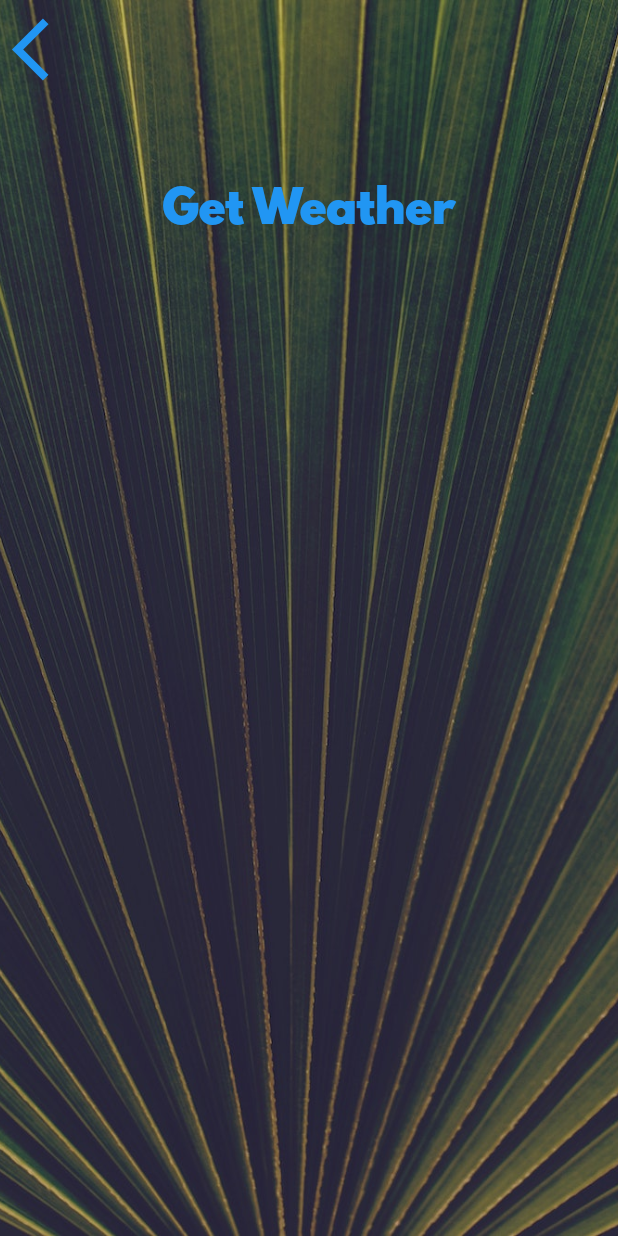
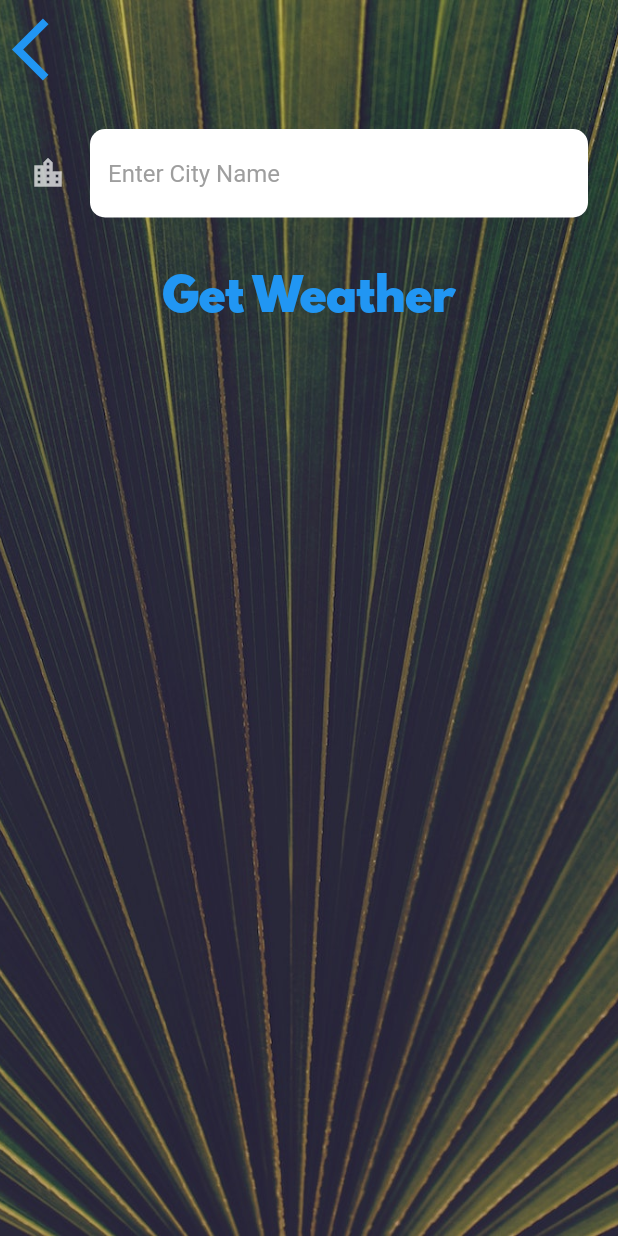
Before and after one commit to edusal100/weather, a Flutter app: the CityScreen screen opened directly, on a phone screen of 412 x 824 dp. Run offline on Flutter 3.47's test engine with Material 2 defaults, Android fonts, the phone set to English and light mode, and no system bars; our stand-ins replace flutter_spinkit, geolocator; network calls fail.

Commit message:
Added cIty weather button UI & back on city screen

```diff
--- a/lib/screens/city_screen.dart
+++ b/lib/screens/city_screen.dart
@@ -9,6 +9,8 @@ class CityScreen extends StatefulWidget {
 }
 
 class _CityScreenState extends State<CityScreen> {
+  late String cityName;
+
   @override
   Widget build(BuildContext context) {
     return Scaffold(
@@ -26,7 +28,9 @@ class _CityScreenState extends State<CityScreen> {
               Align(
                 alignment: Alignment.topLeft,
                 child: TextButton(
-                  onPressed: () {},
+                  onPressed: () {
+                    Navigator.of(context).pop();
+                  },
                   child: const Icon(
                     Icons.arrow_back_ios,
                     size: 50.0,
@@ -35,10 +39,19 @@ class _CityScreenState extends State<CityScreen> {
               ),
               Container(
                 padding: const EdgeInsets.all(20.0),
-                child: null,
+                child: TextField(
+                  style: const TextStyle(color: Colors.black),
+                  decoration: kTextFieldInputDecoration,
+                  onChanged: (value) {
+                    // ignore: avoid_print
+                    cityName = value;
+                  },
+                ),
               ),
               TextButton(
-                onPressed: () {},
+                onPressed: () {
+                  Navigator.of(context).pop(cityName);
+                },
                 child: const Text(
                   'Get Weather',
                   style: kButtonTextStyle,
--- a/lib/utilities/constants.dart
+++ b/lib/utilities/constants.dart
@@ -18,3 +18,19 @@ const kButtonTextStyle = TextStyle(
 const kConditionTextStyle = TextStyle(
   fontSize: 100.0,
 );
+
+const kTextFieldInputDecoration = InputDecoration(
+  filled: true,
+  fillColor: Colors.white,
+  icon: Icon(Icons.location_city),
+  hintText: 'Enter City Name',
+  hintStyle: TextStyle(
+    color: Colors.grey,
+  ),
+  border: OutlineInputBorder(
+    borderRadius: BorderRadius.all(
+      Radius.circular(10.0),
+    ),
+    borderSide: BorderSide.none,
+  ),
+);
```
Also changed, not shown: lib/screens/location_screen.dart (+12 -1 lines), lib/services/weather.dart (+7 -0 lines).
